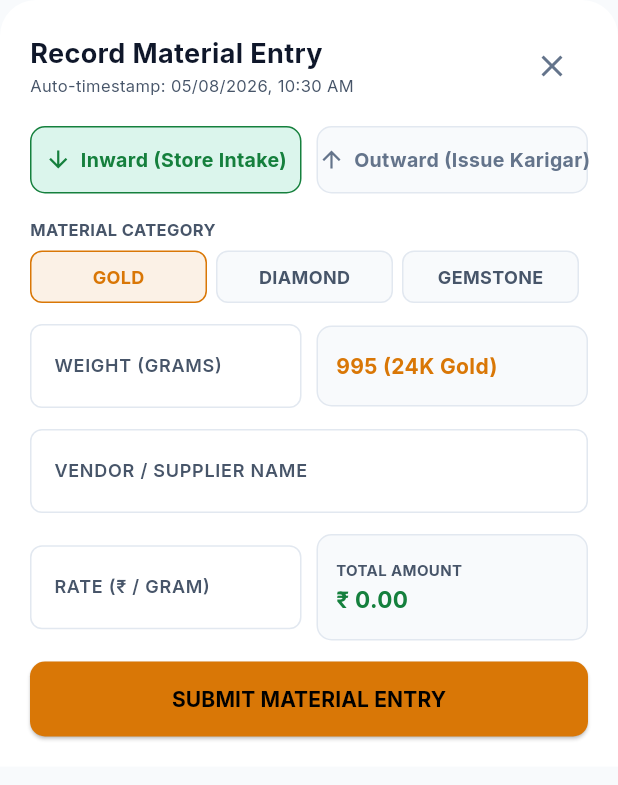
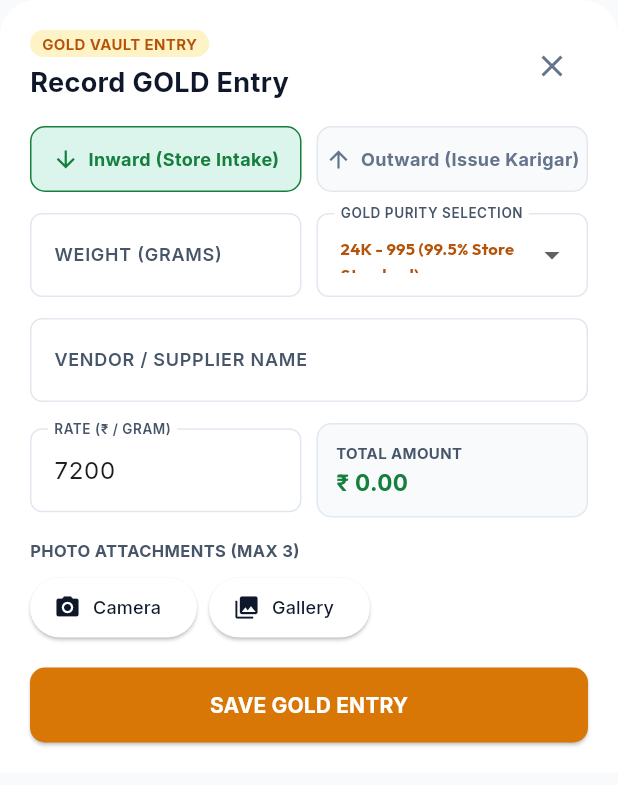
Before and after one commit to monk7436/ARK, a Flutter app: the MaterialModalBottomSheet widget shown alone on an empty page, opened directly, on a phone screen of 412 x 824 dp. Shown: the top 785 px of the screen. Run offline on Flutter 3.47's test engine with Material 3 defaults, Android fonts, the phone set to English and light mode, and no system bars; our stand-ins replace google_fonts, image_picker; network calls fail.

Commit message:
feat: add interactive summary card filters (TOTAL IN, TOTAL OUT, REMAINING), gold purities dropdown (24K-9K), and photo attachments

```diff
--- a/ark_mobile/lib/widgets/material_modal.dart
+++ b/ark_mobile/lib/widgets/material_modal.dart
@@ -1,6 +1,7 @@
 import 'package:flutter/material.dart';
 import 'package:provider/provider.dart';
 import 'package:intl/intl.dart';
+import 'package:image_picker/image_picker.dart';
 import '../models/material_entry.dart';
 import '../providers/app_state.dart';
 import '../theme/app_theme.dart';
@@ -22,13 +23,42 @@ class _MaterialModalBottomSheetState extends State<MaterialModalBottomSheet> {
   final _priceController = TextEditingController();
   final _sizeController = TextEditingController();
 
+  String selectedPurity = '24K - 995 (99.5% Store Standard)';
   String? selectedManufacturerId;
   String productType = 'Ring';
+
+  final ImagePicker _picker = ImagePicker();
+  final List<XFile> _selectedImages = [];
+
+  static const List<String> goldPurityOptions = [
+    '24K - 995 (99.5% Store Standard)',
+    '24K - 999 (99.9% Fine Gold)',
+    '22K - 916 (91.6% Hallmarked)',
+    '20K - 833 (83.3%)',
+    '18K - 750 (75.0% Fine)',
+    '14K - 585 (58.5% Fine)',
+    '9K - 375 (37.5% Fine)',
+  ];
 
   @override
   void initState() {
     super.initState();
-    materialType = widget.defaultCategory;
+    materialType = widget.defaultCategory.toLowerCase();
+    _priceController.text = materialType == 'gold' ? '7200' : (materialType == 'diamond' ? '45000' : '12000');
+  }
+
+  Future<void> _pickImage(ImageSource source) async {
+    if (_selectedImages.length >= 3) return;
+    try {
+      final XFile? photo = await _picker.pickImage(source: source, imageQuality: 80);
+      if (photo != null) {
+        setState(() {
+          _selectedImages.add(photo);
+        });
+      }
+    } catch (e) {
+      print('Error picking image: $e');
+    }
   }
 
   @override
@@ -39,6 +69,7 @@ class _MaterialModalBottomSheetState extends State<MaterialModalBottomSheet> {
     double weight = double.tryParse(_weightController.text) ?? 0.0;
     double price = double.tryParse(_priceController.text) ?? 0.0;
     double totalAmount = weight * price;
+    final catTitle = materialType.toUpperCase();
 
     return Container(
       padding: EdgeInsets.only(
@@ -63,13 +94,18 @@ class _MaterialModalBottomSheetState extends State<MaterialModalBottomSheet> {
                 Column(
                   crossAxisAlignment: CrossAxisAlignment.start,
                   children: [
-                    const Text(
-                      'Record Material Entry',
-                      style: TextStyle(fontSize: 18, fontWeight: FontWeight.bold, color: AppTheme.textMain),
+                    Container(
+                      padding: const EdgeInsets.symmetric(horizontal: 8, vertical: 2),
+                      decoration: BoxDecoration(
+                        color: const Color(0xFFFEF3C7),
+                        borderRadius: BorderRadius.circular(20),
+                      ),
+                      child: Text('$catTitle VAULT ENTRY', style: const TextStyle(fontSize: 10, fontWeight: FontWeight.bold, color: AppTheme.goldDark)),
                     ),
+                    const SizedBox(height: 4),
                     Text(
-                      'Auto-timestamp: $timestamp',
-                      style: const TextStyle(fontSize: 11, color: AppTheme.textMuted),
+                      'Record $catTitle Entry',
+                      style: const TextStyle(fontSize: 18, fontWeight: FontWeight.bold, color: AppTheme.textMain),
                     ),
                   ],
                 ),
@@ -81,7 +117,7 @@ class _MaterialModalBottomSheetState extends State<MaterialModalBottomSheet> {
             ),
             const SizedBox(height: 16),
 
-            // Inward vs Outward Selector
+            // Inward vs Outward Toggle
             Row(
               children: [
                 Expanded(
@@ -106,7 +142,7 @@ class _MaterialModalBottomSheetState extends State<MaterialModalBottomSheet> {
                             style: TextStyle(
                               color: direction == 'INWARD' ? AppTheme.inwardGreen : AppTheme.textDim,
                               fontWeight: FontWeight.bold,
-                              fontSize: 13,
+                              fontSize: 12,
                             ),
                           ),
                         ],
@@ -137,7 +173,7 @@ class _MaterialModalBottomSheetState extends State<MaterialModalBottomSheet> {
                             style: TextStyle(
                               color: direction == 'OUTWARD' ? AppTheme.outwardRose : AppTheme.textDim,
                               fontWeight: FontWeight.bold,
-                              fontSize: 13,
+                              fontSize: 12,
                             ),
                           ),
                         ],
@@ -146,40 +182,6 @@ class _MaterialModalBottomSheetState extends State<MaterialModalBottomSheet> {
                   ),
                 ),
               ],
-            ),
-            const SizedBox(height: 16),
-
-            // Material Category Selector
-            const Text('MATERIAL CATEGORY', style: TextStyle(fontSize: 11, fontWeight: FontWeight.bold, color: AppTheme.textMuted)),
-            const SizedBox(height: 6),
-            Row(
-              children: ['gold', 'diamond', 'gemstone'].map((cat) {
-                final isSelected = materialType == cat;
-                return Expanded(
-                  child: GestureDetector(
-                    onTap: () => setState(() => materialType = cat),
-                    child: Container(
-                      margin: const EdgeInsets.only(right: 6),
-                      padding: const EdgeInsets.symmetric(vertical: 8),
-                      decoration: BoxDecoration(
-                        color: isSelected ? AppTheme.goldGlow : AppTheme.bgPrimary,
-                        borderRadius: BorderRadius.circular(8),
-                        border: Border.all(color: isSelected ? AppTheme.goldPrimary : AppTheme.borderSubtle),
-                      ),
-                      child: Center(
-                        child: Text(
-                          cat.toUpperCase(),
-                          style: TextStyle(
-                            color: isSelected ? AppTheme.goldPrimary : AppTheme.textMuted,
-                            fontWeight: FontWeight.bold,
-                            fontSize: 12,
-                          ),
-                        ),
-                      ),
-                    ),
-                  ),
-                );
-              }).toList(),
             ),
             const SizedBox(height: 14),
 
@@ -200,17 +202,15 @@ class _MaterialModalBottomSheetState extends State<MaterialModalBottomSheet> {
                 const SizedBox(width: 10),
                 Expanded(
                   child: materialType == 'gold'
-                      ? Container(
-                          padding: const EdgeInsets.symmetric(horizontal: 12, vertical: 16),
-                          decoration: BoxDecoration(
-                            color: AppTheme.bgPrimary,
-                            borderRadius: BorderRadius.circular(10),
-                            border: Border.all(color: AppTheme.borderSubtle),
-                          ),
-                          child: const Text(
-                            '995 (24K Gold)',
-                            style: TextStyle(color: AppTheme.goldPrimary, fontWeight: FontWeight.bold),
-                          ),
+                      ? DropdownButtonFormField<String>(
+                          value: selectedPurity,
+                          isExpanded: true,
+                          dropdownColor: AppTheme.bgCard,
+                          decoration: const InputDecoration(labelText: 'GOLD PURITY SELECTION'),
+                          items: goldPurityOptions.map((p) {
+                            return DropdownMenuItem(value: p, child: Text(p, style: const TextStyle(fontSize: 11, fontWeight: FontWeight.bold, color: AppTheme.goldDark)));
+                          }).toList(),
+                          onChanged: (val) => setState(() => selectedPurity = val!),
                         )
                       : TextField(
                           controller: _sizeController,
@@ -224,7 +224,7 @@ class _MaterialModalBottomSheetState extends State<MaterialModalBottomSheet> {
             ),
             const SizedBox(height: 14),
 
-            // Vendor / Manufacturer Name
+            // Vendor / Karigar
             if (direction == 'INWARD')
               TextField(
                 controller: _vendorController,
@@ -235,9 +235,9 @@ class _MaterialModalBottomSheetState extends State<MaterialModalBottomSheet> {
               )
             else
               DropdownButtonFormField<String>(
-                initialValue: selectedManufacturerId,
+                value: selectedManufacturerId,
                 dropdownColor: AppTheme.bgCard,
-                decoration: const InputDecoration(labelText: 'ASSIGNED MANUFACTURER (KARIGAR)'),
+                decoration: const InputDecoration(labelText: 'ASSIGNED KARIGAR / MANUFACTURER'),
                 items: appState.manufacturers.map((m) {
                   return DropdownMenuItem(
                     value: m.id,
@@ -248,7 +248,7 @@ class _MaterialModalBottomSheetState extends State<MaterialModalBottomSheet> {
               ),
             const SizedBox(height: 14),
 
-            // Price Rate & Total Amount
+            // Price & Total Amount
             Row(
               children: [
                 Expanded(
@@ -265,7 +265,7 @@ class _MaterialModalBottomSheetState extends State<MaterialModalBottomSheet> {
                 const SizedBox(width: 10),
                 Expanded(
                   child: Container(
-                    padding: const EdgeInsets.symmetric(horizontal: 12, vertical: 16),
+                    padding: const EdgeInsets.symmetric(horizontal: 12, vertical: 12),
                     decoration: BoxDecoration(
                       color: AppTheme.bgPrimary,
                       borderRadius: BorderRadius.circular(10),
@@ -288,19 +288,27 @@ class _MaterialModalBottomSheetState extends State<MaterialModalBottomSheet> {
             ),
             const SizedBox(height: 14),
 
-            // Product Type (For Outward entries)
-            if (direction == 'OUTWARD') ...[
-              DropdownButtonFormField<String>(
-                initialValue: productType,
-                dropdownColor: AppTheme.bgCard,
-                decoration: const InputDecoration(labelText: 'PRODUCT TYPE TO MANUFACTURE'),
-                items: ['Ring', 'Necklace', 'Bangle', 'Pendant', 'Earrings'].map((t) {
-                  return DropdownMenuItem(value: t, child: Text(t));
-                }).toList(),
-                onChanged: (val) => setState(() => productType = val!),
-              ),
-              const SizedBox(height: 14),
-            ],
+            // Photo Attachments (Camera & Gallery picker)
+            const Text('PHOTO ATTACHMENTS (MAX 3)', style: TextStyle(fontSize: 11, fontWeight: FontWeight.bold, color: AppTheme.textMuted)),
+            const SizedBox(height: 6),
+            Row(
+              children: [
+                ElevatedButton.icon(
+                  style: ElevatedButton.styleFrom(backgroundColor: Colors.white, foregroundColor: AppTheme.textMain, elevation: 1),
+                  onPressed: () => _pickImage(ImageSource.camera),
+                  icon: const Icon(Icons.camera_alt, size: 18),
+                  label: const Text('Camera', style: TextStyle(fontSize: 12)),
+                ),
+                const SizedBox(width: 8),
+                ElevatedButton.icon(
+                  style: ElevatedButton.styleFrom(backgroundColor: Colors.white, foregroundColor: AppTheme.textMain, elevation: 1),
+                  onPressed: () => _pickImage(ImageSource.gallery),
+                  icon: const Icon(Icons.photo_library, size: 18),
+                  label: const Text('Gallery', style: TextStyle(fontSize: 12)),
+                ),
+              ],
+            ),
+            const SizedBox(height: 16),
 
             // Submit Button
             SizedBox(
@@ -313,7 +321,7 @@ class _MaterialModalBottomSheetState extends State<MaterialModalBottomSheet> {
                 ),
                 onPressed: () {
                   final vendorNameStr = direction == 'INWARD'
-                      ? (_vendorController.text.isEmpty ? 'General Supplier' : _vendorController.text)
+                      ? (_vendorController.text.isEmpty ? 'MMTC-PAMP Bullion Supplier' : _vendorController.text)
                       : (appState.manufacturers.firstWhere((m) => m.id == selectedManufacturerId, orElse: () => appState.manufacturers.first).name);
 
                   final newEntry = MaterialEntry(
@@ -322,7 +330,7 @@ class _MaterialModalBottomSheetState extends State<MaterialModalBottomSheet> {
                     direction: direction,
                     materialType: materialType,
                     weight: weight,
-                    purity: materialType == 'gold' ? '995 (24K)' : null,
+                    purity: materialType == 'gold' ? selectedPurity : null,
                     size: materialType != 'gold' ? _sizeController.text : null,
                     vendorName: vendorNameStr,
                     manufacturerId: selectedManufacturerId,
@@ -335,9 +343,9 @@ class _MaterialModalBottomSheetState extends State<MaterialModalBottomSheet> {
                   appState.addMaterialEntry(newEntry);
                   Navigator.pop(context);
                 },
-                child: const Text(
-                  'SUBMIT MATERIAL ENTRY',
-                  style: TextStyle(color: Colors.black, fontWeight: FontWeight.bold, fontSize: 14),
+                child: Text(
+                  'SAVE $catTitle ENTRY',
+                  style: const TextStyle(color: Colors.white, fontWeight: FontWeight.bold, fontSize: 14),
                 ),
               ),
             ),
```
Also changed, not shown: ark_mobile/lib/screens/material_list_screen.dart (+61 -12 lines), 2 other files.
